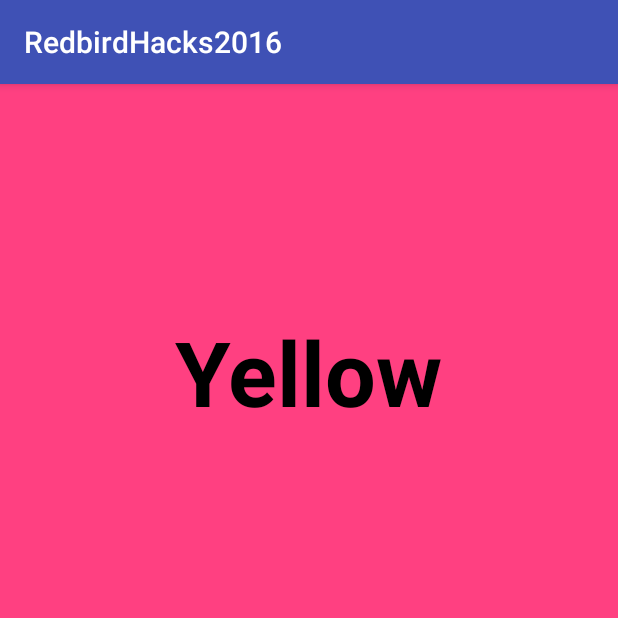
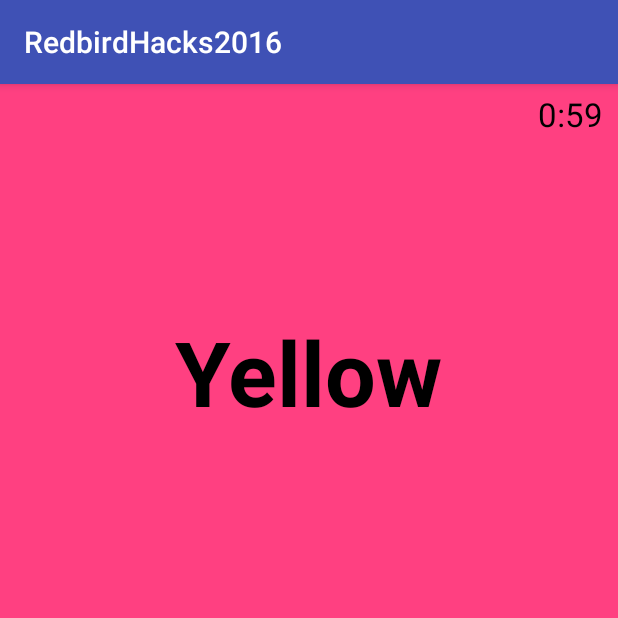
Before and after one commit to fruitbraker/RedbirdHacks2016, an Android app: the MainActivity screen opened directly, with no data from a screen before it, on a phone screen of 412 x 824 dp, the top half of it. Run offline under Robolectric (Android 15) with nearby library versions, the phone set to English and light mode, and no system bars.

Commit message:
After 60 seconds of gameplay, the game ends.
Also added a timer. Top right corner.

```diff
--- a/app/src/main/java/com/ercpng/redbirdhacks2016/activities/MainActivity.java
+++ b/app/src/main/java/com/ercpng/redbirdhacks2016/activities/MainActivity.java
@@ -1,7 +1,9 @@
 package com.ercpng.redbirdhacks2016.activities;
 
+import android.content.Intent;
 import android.graphics.Color;
 import android.os.Bundle;
+import android.os.CountDownTimer;
 import android.support.v7.app.AppCompatActivity;
 import android.view.Gravity;
 import android.view.View;
@@ -16,7 +18,7 @@ import java.util.Random;
 public class MainActivity extends AppCompatActivity implements View.OnClickListener {
 
     private Button bWhite, bGreen, bYellow, bBlue, bBlack, bBrown;
-    private TextView tv;
+    private TextView tv, timer;
     private Toast toast;
 
     private Random random;
@@ -47,6 +49,7 @@ public class MainActivity extends AppCompatActivity implements View.OnClickListe
         bBrown.setOnClickListener(this);
 
         tv = (TextView) findViewById(R.id.tvColor);
+        timer = (TextView) findViewById(R.id.tvTime);
 
         color[0] = "White";
         color[1] = "Green";
@@ -57,6 +60,9 @@ public class MainActivity extends AppCompatActivity implements View.OnClickListe
 
         random = new Random();
         toast = new Toast(getApplicationContext());
+
+        Timer time = new Timer(timer);
+        time.run();
 
         generateNext();
     }
@@ -102,7 +108,7 @@ public class MainActivity extends AppCompatActivity implements View.OnClickListe
             toast.setGravity(Gravity.TOP|Gravity.CENTER, 0, 0);
             toast.makeText(getApplicationContext(), "Correct!", Toast.LENGTH_SHORT).show();
         } else {
-            toast.setGravity(Gravity.TOP|Gravity.CENTER, 0, 0);
+            toast.setGravity(Gravity.TOP | Gravity.CENTER, 0, 0);
             toast.makeText(getApplicationContext(), "Whoops!", Toast.LENGTH_SHORT).show();
         }
         generateNext();
@@ -134,4 +140,36 @@ public class MainActivity extends AppCompatActivity implements View.OnClickListe
         }
 
     }
+
+    class Timer implements Runnable {
+
+        TextView tvTimer;
+
+        Timer(TextView tv) {
+            tvTimer = tv;
+
+            new CountDownTimer(60000, 1000) {
+
+                public void onTick(long millisUntilFinished) {
+                    int seconds = (int) millisUntilFinished / 1000;
+                    if(seconds >= 10) {
+                        tvTimer.setText("0:" + seconds);
+                    } else {
+                        tvTimer.setText("0:0" + seconds);
+                    }
+
+                }
+
+                public void onFinish() {
+                    startActivity(new Intent(getApplicationContext(), InfoActivity.class));
+                }
+            }.start();
+
+        }
+
+        @Override
+        public void run() {
+
+        }
+    }
 }
--- /dev/null
+++ b/app/src/main/res/layout/activity_info.xml
@@ -0,0 +1,6 @@
+<?xml version="1.0" encoding="utf-8"?>
+<LinearLayout xmlns:android="http://schemas.android.com/apk/res/android"
+    android:orientation="vertical" android:layout_width="match_parent"
+    android:layout_height="match_parent">
+
+</LinearLayout>
--- a/app/src/main/res/layout/activity_main.xml
+++ b/app/src/main/res/layout/activity_main.xml
@@ -24,6 +24,20 @@
                 android:layout_gravity="center"
                 android:layout_centerVertical="true"
                 android:layout_centerHorizontal="true" />
+
+            <TextView
+                android:layout_width="wrap_content"
+                android:layout_height="wrap_content"
+                android:layout_marginTop="5dp"
+                android:layout_marginRight="10dp"
+                android:textAppearance="?android:attr/textAppearanceLarge"
+                android:text="1:00"
+                android:textColor="#000000"
+                android:id="@+id/tvTime"
+                android:layout_alignParentTop="true"
+                android:layout_alignParentRight="true"
+                android:layout_alignParentEnd="true" />
+
         </RelativeLayout>
 
     </LinearLayout>
```
Also changed, not shown: app/src/main/AndroidManifest.xml (+9 -0 lines), app/src/main/java/com/ercpng/redbirdhacks2016/activities/InfoActivity.java (added, +15 -0 lines).
